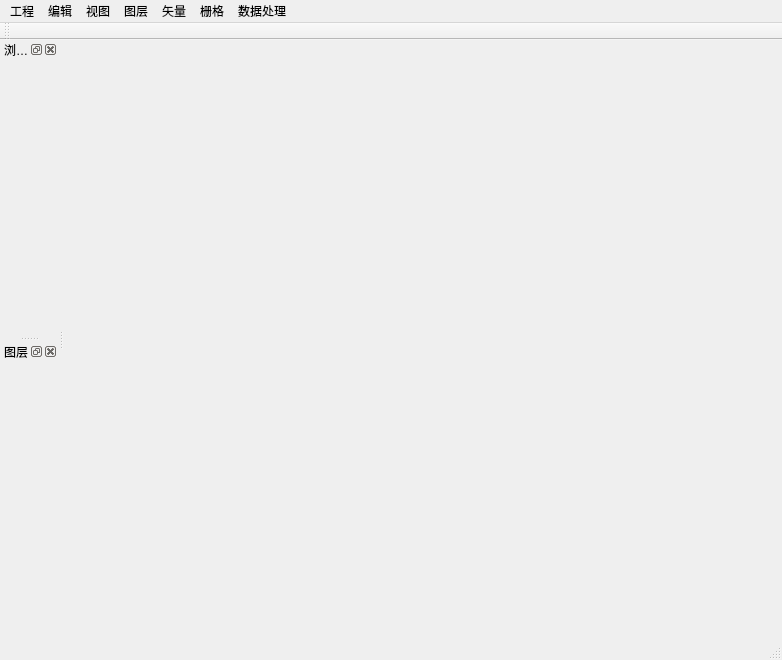
Old version of the form CUGGIS.ui in the repository Reee-wq/CUGGIS.
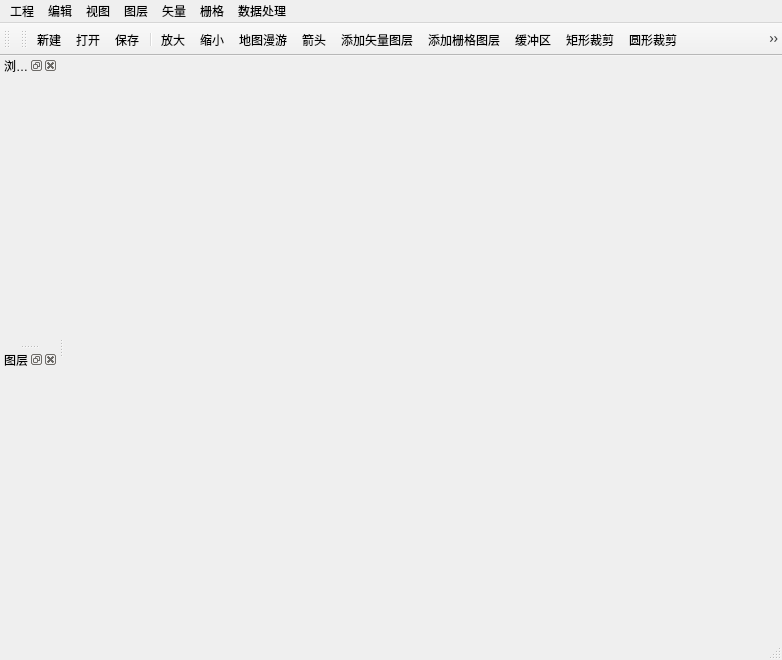
New version of the form. Icons and pictures are not drawn.

The edit to the form file:
```diff
--- a/CUGGIS.ui
+++ b/CUGGIS.ui
@@ -120,6 +120,31 @@
    </attribute>
    <widget class="QWidget" name="dockWidgetContents_2"/>
   </widget>
+  <widget class="QToolBar" name="toolBar">
+   <property name="windowTitle">
+    <string>toolBar</string>
+   </property>
+   <attribute name="toolBarArea">
+    <enum>TopToolBarArea</enum>
+   </attribute>
+   <attribute name="toolBarBreak">
+    <bool>false</bool>
+   </attribute>
+   <addaction name="actionNewProject"/>
+   <addaction name="actionOpenProject"/>
+   <addaction name="actionSaveProject"/>
+   <addaction name="separator"/>
+   <addaction name="actionZoomIn"/>
+   <addaction name="actionZoomOut"/>
+   <addaction name="actionPan"/>
+   <addaction name="actionExitPan"/>
+   <addaction name="actionAddVectorLayer"/>
+   <addaction name="actionAddRasterLayer"/>
+   <addaction name="actionBuffer"/>
+   <addaction name="actionRectangle"/>
+   <addaction name="actionCircle"/>
+   <addaction name="actionRandom"/>
+  </widget>
   <action name="actionNewProject">
    <property name="icon">
     <iconset resource="CUGGIS.qrc">
@@ -219,6 +244,89 @@
     <string>添加栅格图层</string>
    </property>
   </action>
+  <action name="actionZoomIn">
+   <property name="icon">
+    <iconset resource="CUGGIS.qrc">
+     <normaloff>:/CUGGIS/Resources/mActionZoomIn.png</normaloff>:/CUGGIS/Resources/mActionZoomIn.png</iconset>
+   </property>
+   <property name="text">
+    <string>放大</string>
+   </property>
+  </action>
+  <action name="actionZoomOut">
+   <property name="icon">
+    <iconset resource="CUGGIS.qrc">
+     <normaloff>:/CUGGIS/Resources/mActionZoomOut.png</normaloff>:/CUGGIS/Resources/mActionZoomOut.png</iconset>
+   </property>
+   <property name="text">
+    <string>缩小</string>
+   </property>
+  </action>
+  <action name="actionPan">
+   <property name="icon">
+    <iconset resource="CUGGIS.qrc">
+     <normaloff>:/CUGGIS/Resources/mActionPan.png</normaloff>:/CUGGIS/Resources/mActionPan.png</iconset>
+   </property>
+   <property name="text">
+    <string>地图漫游</string>
+   </property>
+  </action>
+  <action name="actionExitPan">
+   <property name="icon">
+    <iconset resource="CUGGIS.qrc">
+     <normaloff>:/CUGGIS/Resources/ArrorCursor.png</normaloff>:/CUGGIS/Resources/ArrorCursor.png</iconset>
+   </property>
+   <property name="text">
+    <string>箭头</string>
+   </property>
+  </action>
+  <action name="actionQgsStylelibMng">
+   <property name="text">
+    <string>Qgs符号库</string>
+   </property>
+  </action>
+  <action name="actionSelfStylelibMng">
+   <property name="text">
+    <string>自定义符号库</string>
+   </property>
+  </action>
+  <action name="actionSHPtoGRID">
+   <property name="text">
+    <string>矢量转栅格</string>
+   </property>
+  </action>
+  <action name="actionRectangle">
+   <property name="icon">
+    <iconset resource="CUGGIS.qrc">
+     <normaloff>:/CUGGIS/Resources/形状-矩形.png</normaloff>:/CUGGIS/Resources/形状-矩形.png</iconset>
+   </property>
+   <property name="text">
+    <string>矩形裁剪</string>
+   </property>
+  </action>
+  <action name="actionCircle">
+   <property name="icon">
+    <iconset resource="CUGGIS.qrc">
+     <normaloff>:/CUGGIS/Resources/形状-椭圆形.png</normaloff>:/CUGGIS/Resources/形状-椭圆形.png</iconset>
+   </property>
+   <property name="text">
+    <string>圆形裁剪</string>
+   </property>
+  </action>
+  <action name="actionRandom">
+   <property name="icon">
+    <iconset resource="CUGGIS.qrc">
+     <normaloff>:/CUGGIS/Resources/多边形.png</normaloff>:/CUGGIS/Resources/多边形.png</iconset>
+   </property>
+   <property name="text">
+    <string>任意多边形裁剪</string>
+   </property>
+  </action>
+  <action name="actionRasterCalculator">
+   <property name="text">
+    <string>栅格计算器</string>
+   </property>
+  </action>
  </widget>
  <layoutdefault spacing="6" margin="11"/>
  <resources>
```
Left out of the diff: 35 changed lines with no effect on the pictures.
